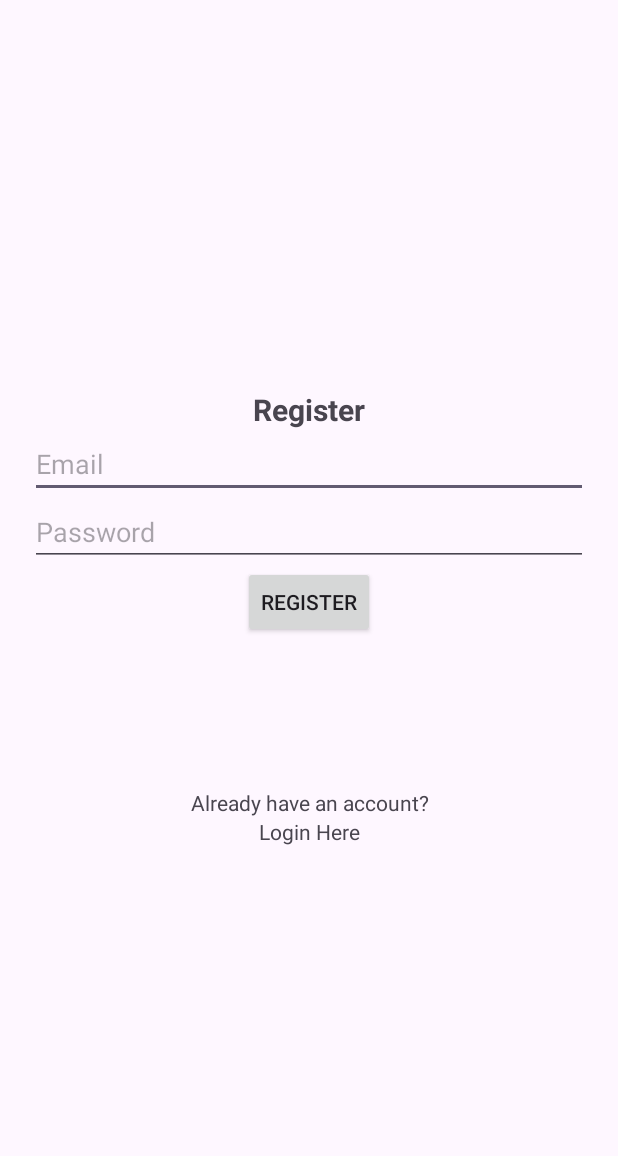
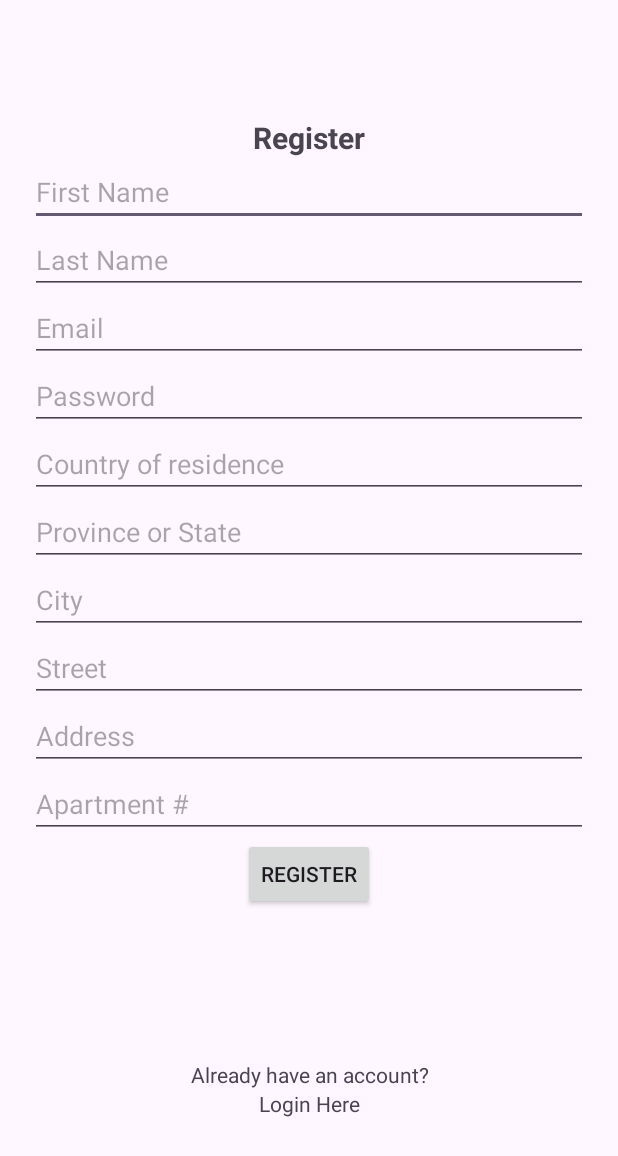
Before and after one commit to COEN-ELEC390/App, an Android app: the RegisterActivity screen opened directly, with no data from a screen before it, on a phone screen of 412 x 824 dp. Shown: the top 1156 px of the screen. Run offline under Robolectric (Android 15) with nearby library versions, the phone set to English and light mode, and no system bars; our stand-ins replace Firebase (no records; nobody signed in at launch, a user with empty details on screens opened directly); 1 statement that could not run was skipped.

Commit message:
users now saved in Firestore after registration.

```diff
--- a/app/src/main/java/com/example/coen390/RegisterActivity.java
+++ b/app/src/main/java/com/example/coen390/RegisterActivity.java
@@ -13,17 +13,25 @@ import android.widget.TextView;
 import android.widget.Toast;
 
 import com.google.android.gms.tasks.OnCompleteListener;
+import com.google.android.gms.tasks.OnFailureListener;
+import com.google.android.gms.tasks.OnSuccessListener;
 import com.google.android.gms.tasks.Task;
 import com.google.firebase.auth.AuthResult;
 import com.google.firebase.auth.FirebaseAuth;
 import com.google.firebase.auth.FirebaseUser;
+import com.google.firebase.firestore.FirebaseFirestore;
 import com.google.firebase.ktx.Firebase;
 
+import java.util.HashMap;
+import java.util.Map;
+
 public class RegisterActivity extends AppCompatActivity {
-    EditText emailEdit, passwordEdit;
+    EditText emailEdit, passwordEdit, firstNameEdit, lastNameEdit, countryEdit, provinceEdit, cityEdit, streetEdit, addressEdit, apartmentNumberEdit;
     AppCompatButton registerButton;
     FirebaseAuth mAuth;
     TextView loginTV;
+
+    FirebaseFirestore db = FirebaseFirestore.getInstance();
 
     @Override
     public void onStart() {
@@ -44,6 +52,16 @@ public class RegisterActivity extends AppCompatActivity {
         loginTV = findViewById(R.id.loginLink);
         emailEdit = findViewById(R.id.emailTV);
         passwordEdit = findViewById(R.id.passwordTV);
+        firstNameEdit = findViewById(R.id.firstNameTV);
+        lastNameEdit = findViewById(R.id.lastNameTV);
+        countryEdit = findViewById(R.id.countryTV);
+        provinceEdit = findViewById(R.id.provinceTV);
+        cityEdit = findViewById(R.id.cityTV);
+        streetEdit = findViewById(R.id.streetTV);
+        addressEdit = findViewById(R.id.addressTV);
+        apartmentNumberEdit = findViewById(R.id.unitTV);
+
+
         registerButton = findViewById(R.id.registerButton);
         mAuth = FirebaseAuth.getInstance();
         loginTV.setOnClickListener(new View.OnClickListener() {
@@ -77,9 +95,45 @@ public class RegisterActivity extends AppCompatActivity {
                                 if (task.isSuccessful()) {
                                     // Sign in success, update UI with the signed-in user's information
                                     //Log.d(TAG, "createUserWithEmail:success");
-                                    Toast.makeText(RegisterActivity.this, "User created successfully", Toast.LENGTH_SHORT).show();
+                                    //Toast.makeText(RegisterActivity.this, "User created successfully", Toast.LENGTH_SHORT).show();
                                     FirebaseUser user = mAuth.getCurrentUser();//don't need?
-                                    Intent intent = new Intent(RegisterActivity.this, LoginActivity.class);
+
+                                    //Adding user to db
+                                    Map<String, Object> userData = new HashMap<>();
+                                    userData.put("first_name", firstNameEdit.getText().toString());
+                                    userData.put("last_name", lastNameEdit.getText().toString());
+                                    userData.put("uid", user.getUid());
+                                    userData.put("country", countryEdit.getText().toString());
+                                    userData.put("province", provinceEdit.getText().toString());
+                                    userData.put("city", cityEdit.getText().toString());
+                                    userData.put("street", streetEdit.getText().toString());
+                                    userData.put("address", addressEdit.getText().toString());
+                                    userData.put("unit", apartmentNumberEdit.getText().toString());
+                                    userData.put("box_number", null);
+                                    userData.put("access_code", null);
+
+
+
+                                    db.collection("users").document(user.getUid())
+                                            .set(userData)
+                                            .addOnSuccessListener(new OnSuccessListener<Void>() {
+                                                @Override
+                                                public void onSuccess(Void aVoid) {
+                                                    Toast.makeText(RegisterActivity.this, "User created successfully", Toast.LENGTH_SHORT).show();
+                                                    //Log.d(TAG, "DocumentSnapshot successfully written!");
+                                                }
+                                            })
+                                            .addOnFailureListener(new OnFailureListener() {
+                                                @Override
+                                                public void onFailure(@NonNull Exception e) {
+                                                    //Log.w(TAG, "Error writing document", e);
+                                                }
+                                            });
+
+
+
+
+                                    Intent intent = new Intent(RegisterActivity.this, LoginActivity.class);//login redirects to main
                                     startActivity(intent);
                                     finish();
                                     //updateUI(user);
--- a/app/src/main/res/layout/activity_register.xml
+++ b/app/src/main/res/layout/activity_register.xml
@@ -21,6 +21,18 @@
         <EditText
             android:layout_width="match_parent"
             android:layout_height="wrap_content"
+            android:id="@+id/firstNameTV"
+            android:hint="First Name">
+        </EditText>
+        <EditText
+            android:layout_width="match_parent"
+            android:layout_height="wrap_content"
+            android:id="@+id/lastNameTV"
+            android:hint="Last Name">
+        </EditText>
+        <EditText
+            android:layout_width="match_parent"
+            android:layout_height="wrap_content"
             android:id="@+id/emailTV"
             android:hint="Email">
 
@@ -30,8 +42,42 @@
             android:layout_height="wrap_content"
             android:id="@+id/passwordTV"
             android:hint="Password">
-
-
+        </EditText>
+        <EditText
+            android:layout_width="match_parent"
+            android:layout_height="wrap_content"
+            android:id="@+id/countryTV"
+            android:hint="Country of residence">
+        </EditText>
+        <EditText
+            android:layout_width="match_parent"
+            android:layout_height="wrap_content"
+            android:id="@+id/provinceTV"
+            android:hint="Province or State">
+        </EditText>
+        <EditText
+            android:layout_width="match_parent"
+            android:layout_height="wrap_content"
+            android:id="@+id/cityTV"
+            android:hint="City">
+        </EditText>
+        <EditText
+            android:layout_width="match_parent"
+            android:layout_height="wrap_content"
+            android:id="@+id/streetTV"
+            android:hint="Street">
+        </EditText>
+        <EditText
+            android:layout_width="match_parent"
+            android:layout_height="wrap_content"
+            android:id="@+id/addressTV"
+            android:hint="Address">
+        </EditText>
+        <EditText
+            android:layout_width="match_parent"
+            android:layout_height="wrap_content"
+            android:id="@+id/unitTV"
+            android:hint="Apartment #">
         </EditText>
         <androidx.appcompat.widget.AppCompatButton
             android:layout_width="wrap_content"
```
Also changed, not shown: app/src/main/java/com/example/coen390/Models/User.java (added, +108 -0 lines).
